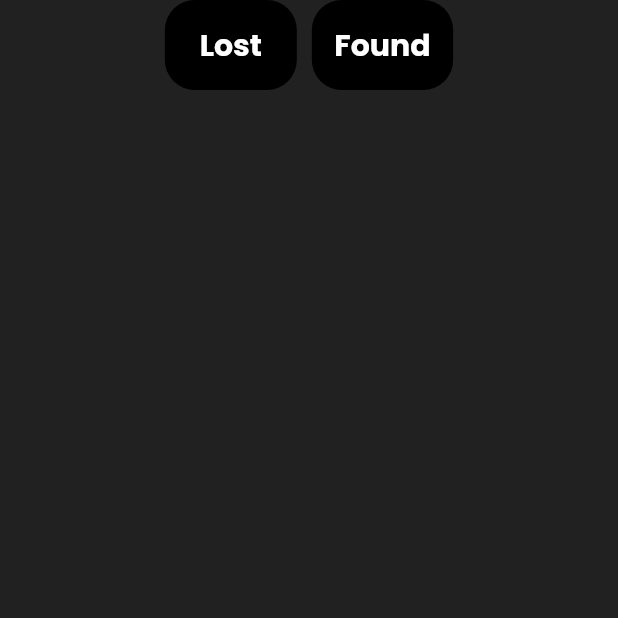
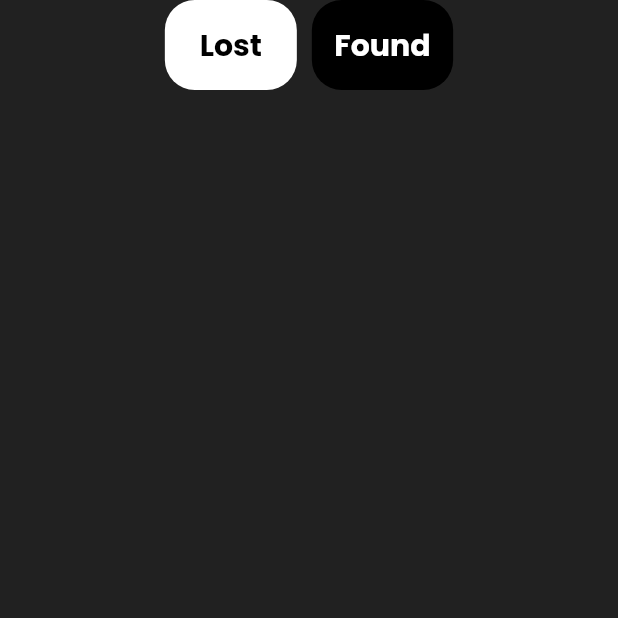
Before and after one commit to abhikrnigam/LostFound_MobileApplication, a Flutter app: the ExploreScreen screen opened directly, on a phone screen of 412 x 824 dp, the top half of it. Run offline on Flutter 3.47's test engine with Material 2 defaults, Android fonts, the phone set to English and light mode, and no system bars; our stand-ins replace cloud_firestore, firebase_auth, firebase_storage, google_fonts, image_picker, rflutter_alert; accounts and stored records are empty.

Commit message:
added some UI changes to the application.

```diff
--- a/lib/ExploreScreen.dart
+++ b/lib/ExploreScreen.dart
@@ -17,9 +17,9 @@ class _ExploreScreenState extends State<ExploreScreen> {
   LostFoundCards obj=new LostFoundCards();
   String getResult="lost";
   Firestore _firestore=Firestore.instance;
-  Color lostButtonColor=Colors.black;
+  Color lostButtonColor=Colors.white;
   Color foundButtonColor=Colors.black;
-  Color lostButtonText=Colors.white;
+  Color lostButtonText=Colors.black;
   Color foundButtonText=Colors.white;
   @override
   Widget build(BuildContext context) {
```
